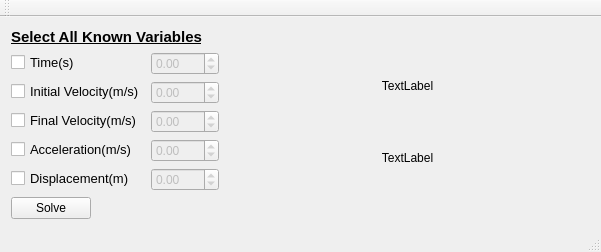
This is mainwindow.ui in Daniel-Harrington/KinematicsSolver as Qt 5 draws it before an edit. The edited form follows.
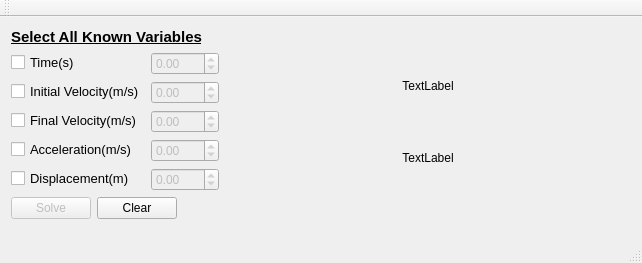
This is the edited form.

Commit message:
Finished Buttons
Checkboxes and buttons now work in any combination and cannot be broken or break the program in any way.

```diff
--- a/mainwindow.ui
+++ b/mainwindow.ui
@@ -6,8 +6,8 @@
    <rect>
     <x>0</x>
     <y>0</y>
-    <width>601</width>
-    <height>229</height>
+    <width>642</width>
+    <height>263</height>
    </rect>
   </property>
   <property name="windowTitle">
@@ -172,11 +172,25 @@
      </layout>
     </item>
     <item row="2" column="0">
+     <layout class="QHBoxLayout" name="horizontalLayout">
+      <item>
      <widget class="QPushButton" name="pushButton_solve">
+        <property name="enabled">
+         <bool>false</bool>
+        </property>
       <property name="text">
        <string>Solve</string>
       </property>
      </widget>
+      </item>
+      <item>
+       <widget class="QPushButton" name="pushButton_reset">
+        <property name="text">
+         <string>Clear</string>
+        </property>
+       </widget>
+      </item>
+     </layout>
     </item>
    </layout>
   </widget>
```
Lines whose indentation alone changed are shown as unchanged. The commit also changes 3 other files.
